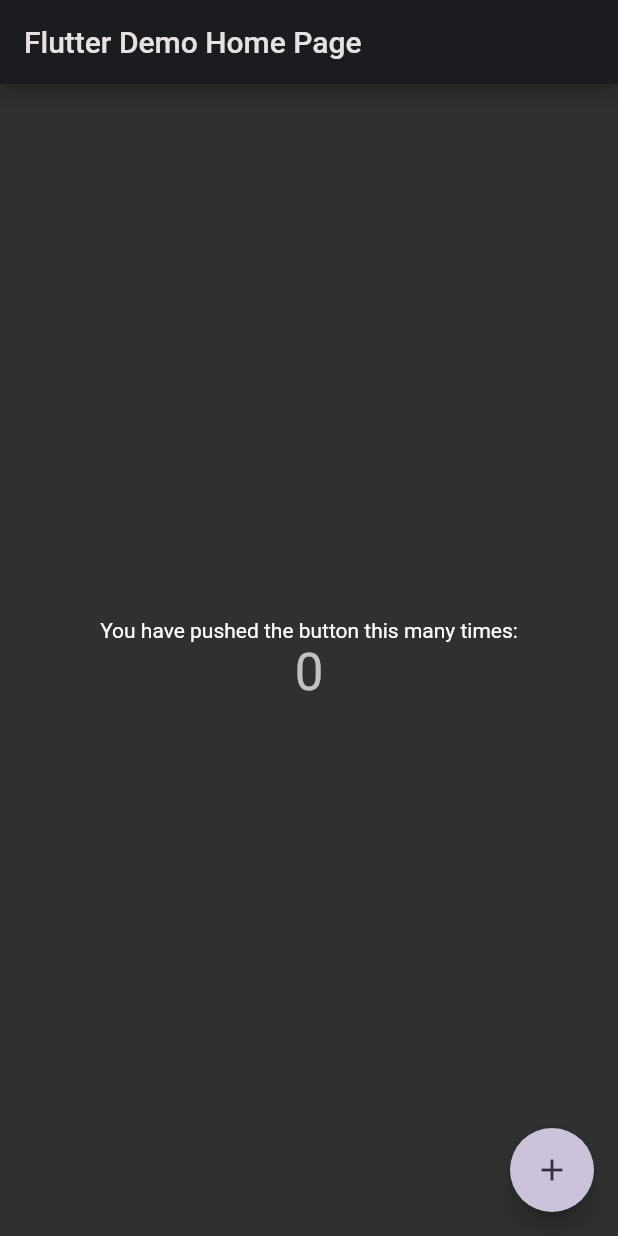
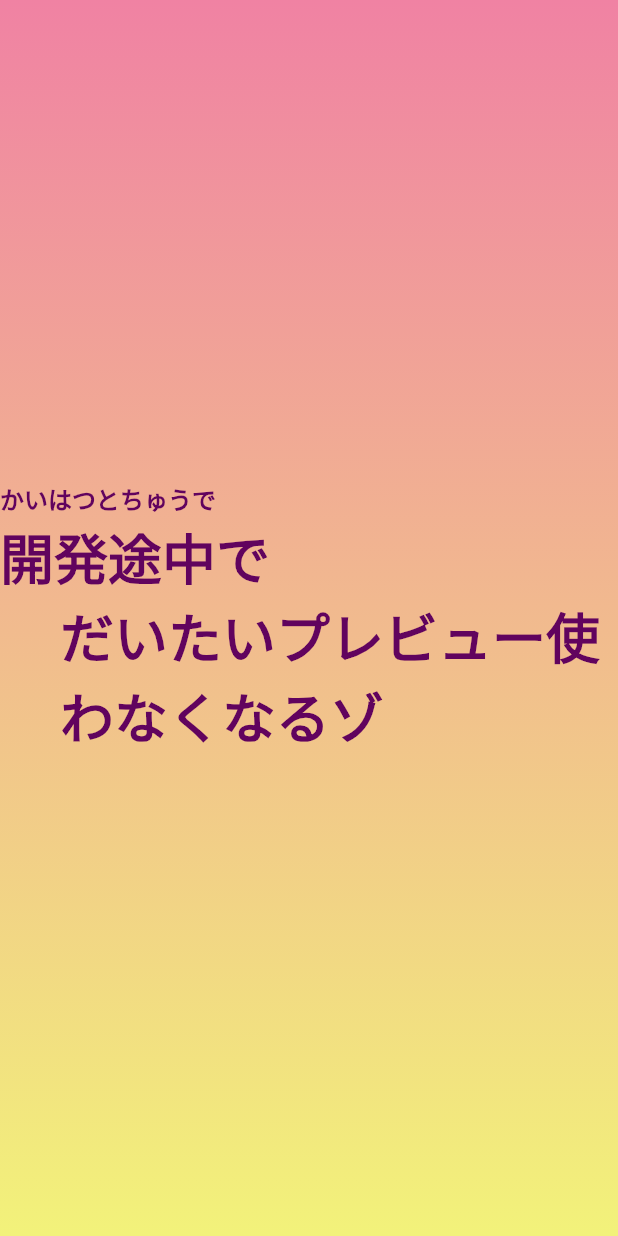
Before and after one commit to RyuNen344/Shinchan-Isolate, a Flutter app: the screen it shows after launch, on a phone screen of 412 x 824 dp. Run offline on Flutter 3.47's test engine with Material 2 defaults, Android fonts, the phone set to English and light mode, and no system bars.

Commit message:
add title page

```diff
--- /dev/null
+++ b/lib/page_opening.dart
@@ -0,0 +1,50 @@
+import 'package:flutter/material.dart';
+
+const topColor = Color.fromARGB(255, 240, 130, 163);
+const bottomColor = Color.fromARGB(255, 242, 242, 122);
+const titleColor = Color.fromARGB(255, 97, 3, 94);
+const titleStyle = TextStyle(
+    color: titleColor,
+    fontSize: 36,
+    decoration: TextDecoration.none,
+    fontWeight: FontWeight.bold);
+
+class OpeningPage extends StatelessWidget {
+  @override
+  Widget build(BuildContext context) {
+    return Container(
+      height: double.infinity,
+      width: double.infinity,
+      decoration: BoxDecoration(
+          gradient: LinearGradient(
+        begin: FractionalOffset.topCenter,
+        end: FractionalOffset.bottomCenter,
+        colors: [
+          topColor,
+          bottomColor,
+        ],
+      )),
+      child: Center(
+        child: Column(
+          mainAxisAlignment: MainAxisAlignment.center,
+          crossAxisAlignment: CrossAxisAlignment.start,
+          children: [
+            Column(
+              crossAxisAlignment: CrossAxisAlignment.start,
+              children: [
+                Text('かいはつとちゅうで',
+                    textAlign: TextAlign.start,
+                    style: titleStyle.copyWith(fontSize: 16)),
+                Text('開発途中で', textAlign: TextAlign.start, style: titleStyle),
+              ],
+            ),
+            Padding(
+              padding: const EdgeInsets.only(left: 40),
+              child: Text('だいたいプレビュー使わなくなるゾ', style: titleStyle),
+            ),
+          ],
+        ),
+      ),
+    );
+  }
+}
--- a/lib/shinchan_app.dart
+++ b/lib/shinchan_app.dart
@@ -1,5 +1,5 @@
 import 'package:flutter/material.dart';
-import 'package:shinchan/page_title.dart';
+import 'package:shinchan/page_opening.dart';
 import 'package:shinchan/theme/color_schemes.dart';
 
 class ShinchanApp extends StatelessWidget {
@@ -10,7 +10,7 @@ class ShinchanApp extends StatelessWidget {
       theme: ThemeData(
         colorScheme: darkColorScheme,
       ),
-      home: TitlePage(title: 'Flutter Demo Home Page'),
+      home: OpeningPage(),
     );
   }
 }
```
